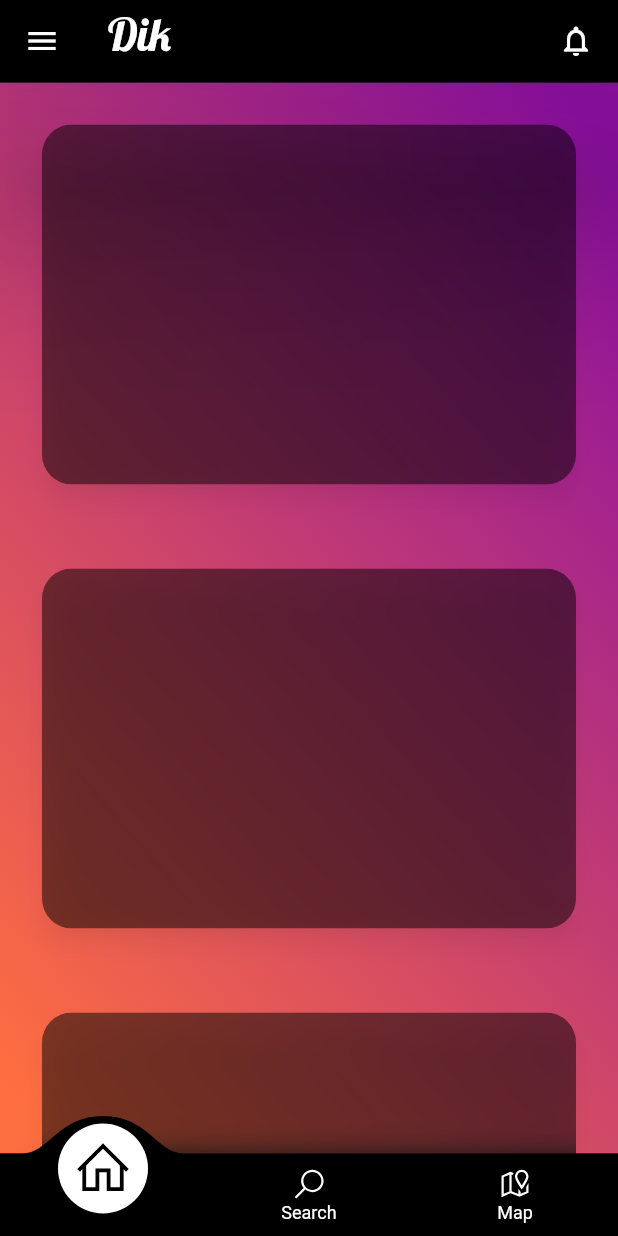
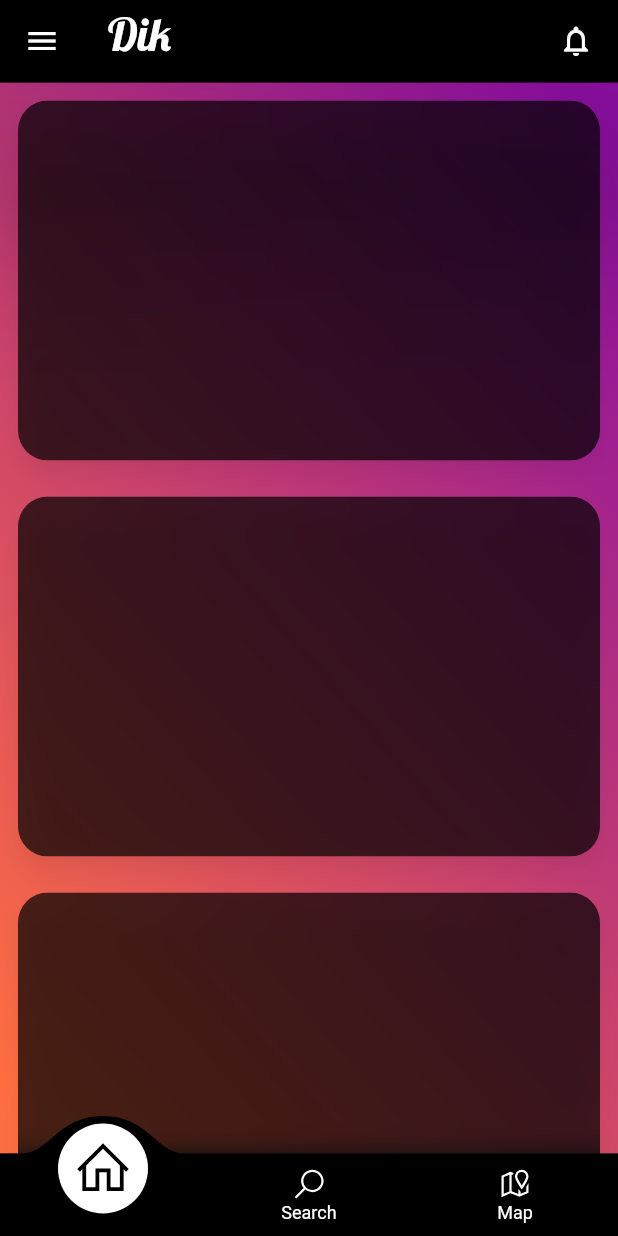
Before and after one commit to erKripad/dik, a Flutter app: the screen it shows after launch, on a phone screen of 412 x 824 dp. Run offline on Flutter 3.47's test engine with Material 2 defaults, Android fonts, the phone set to English and light mode, and no system bars; drawn by our look-alikes of blurrycontainer, convex_bottom_bar; our stand-ins replace line_awesome_flutter.

Commit message:
modified:   lib/theme/home_screen.dart

```diff
--- a/lib/theme/home_screen.dart
+++ b/lib/theme/home_screen.dart
@@ -77,9 +77,9 @@ class _MyStatefulWidgetState extends State<HomeScreen> {
           crossAxisSpacing: 10,*/
           children: [
             Padding(
-              padding: const EdgeInsets.all(28.0),
+              padding: const EdgeInsets.all(12.0),
               child: BlurryContainer(
-                color: Colors.black.withOpacity(0.5),
+                color: Colors.black.withOpacity(0.7),
                 blur: 8,
                 elevation: 6,
                 height: 240,
@@ -88,9 +88,9 @@ class _MyStatefulWidgetState extends State<HomeScreen> {
               ),
             ),
             Padding(
-              padding: const EdgeInsets.all(28.0),
+              padding: const EdgeInsets.all(12.0),
               child: BlurryContainer(
-                color: Colors.black.withOpacity(0.5),
+                color: Colors.black.withOpacity(0.7),
                 blur: 8,
                 elevation: 6,
                 height: 240,
@@ -99,9 +99,9 @@ class _MyStatefulWidgetState extends State<HomeScreen> {
               ),
             ),
             Padding(
-              padding: const EdgeInsets.all(28.0),
+              padding: const EdgeInsets.all(12.0),
               child: BlurryContainer(
-                color: Colors.black.withOpacity(0.5),
+                color: Colors.black.withOpacity(0.7),
                 blur: 8,
                 elevation: 6,
                 height: 240,
```
